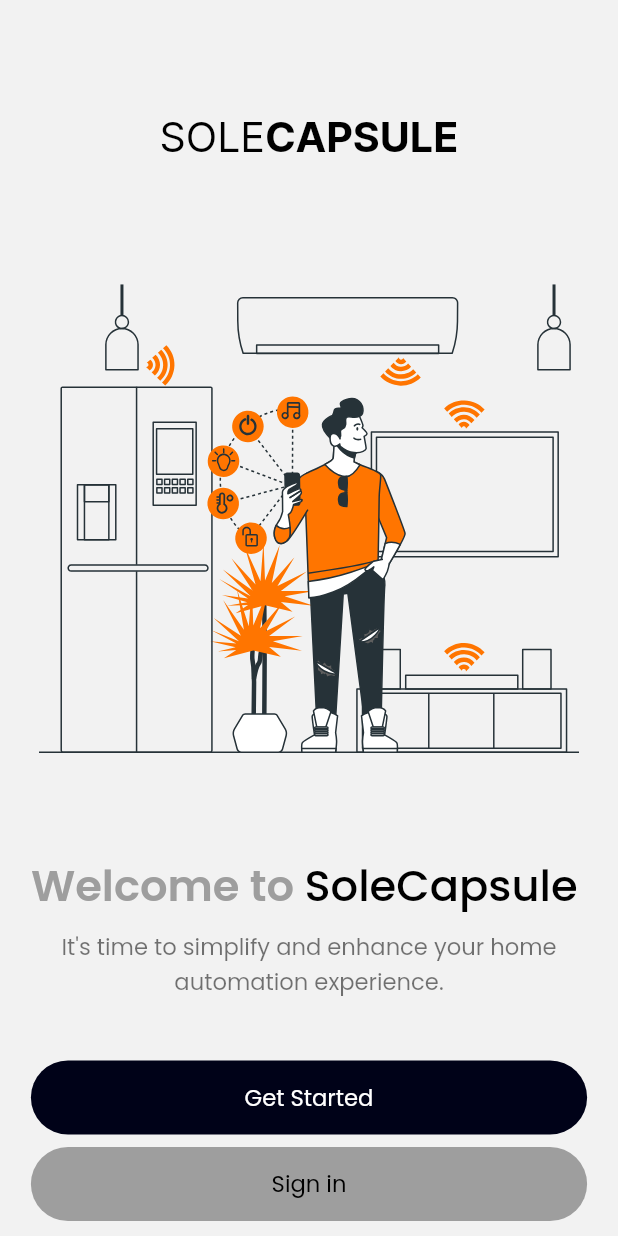
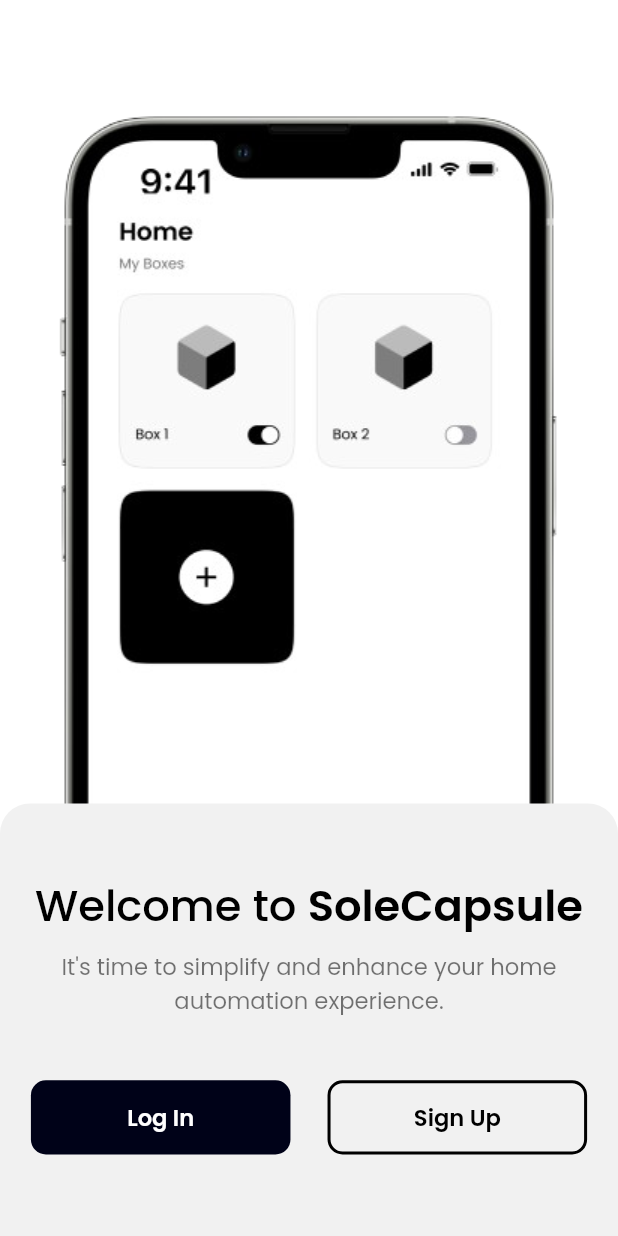
Before and after one commit to mideunlocked/sole-capsule, a Flutter app: the WelcomeScreen screen opened by its route, on a phone screen of 412 x 824 dp. Run offline on Flutter 3.47's test engine with Material 3 defaults, Android fonts, the phone set to English and light mode, and no system bars; our stand-ins replace carousel_slider, cloud_firestore, firebase_auth, firebase_core, firebase_messaging, firebase_storage and 18 more; missing offline and left inert: encrypt, firebase_app_check, flutter_stripe, remove_bg, wifi_iot; accounts and stored records are empty; project files that could hold a hidden picture were left out.

Commit message:
new commit

```diff
--- a/lib/screens/onboarding_screens/welcome_screen.dart
+++ b/lib/screens/onboarding_screens/welcome_screen.dart
@@ -1,12 +1,10 @@
 import 'package:flutter/material.dart';
-import 'package:flutter_svg/flutter_svg.dart';
 import 'package:sizer/sizer.dart';
+import 'package:sole_capsule/widgets/general_widgets/padded_screen_widget.dart';
 
-import '../../helpers/app_colors.dart';
-import '../../helpers/app_contants.dart';
-import '../../widgets/general_widgets/app_name.dart';
 import '../../widgets/general_widgets/custom_button.dart';
-import '../../widgets/general_widgets/padded_screen_widget.dart';
+import '../auth_screens/create_account_screen.dart';
+import '../auth_screens/login_screen.dart';
 
 class WelcomeScreen extends StatelessWidget {
   static const routeName = '/WelcomeScreen';
@@ -15,37 +13,49 @@
 
   @override
   Widget build(BuildContext context) {
-    var sizedBox = SizedBox(height: 5.h);
     var of = Theme.of(context);
     var textTheme = of.textTheme;
     var titleMedium = textTheme.titleMedium;
 
     return Scaffold(
-      body: PaddedScreenWidget(
+      backgroundColor: Colors.white,
+      body: Stack(
+        alignment: Alignment.bottomCenter,
+        children: [
+          SizedBox(
+            height: 100.h,
+            width: 100.w,
+            child: Image.asset(
+              'assets/images/onboarding/sole_frame.png',
+            ),
+          ),
+          Container(
+            width: 100.w,
+            height: 35.h,
+            decoration: const BoxDecoration(
+              color: Color(0xFFF1F1F1),
+              borderRadius: BorderRadius.vertical(
+                top: Radius.circular(20),
+              ),
+            ),
+            child: PaddedScreenWidget(
               child: Column(
+                mainAxisAlignment: MainAxisAlignment.center,
                 children: [
-            sizedBox,
-            AppName(
-              size: 20.sp,
-            ),
-            sizedBox,
-            sizedBox,
-            SvgPicture.asset(AppConstants.onboarding4),
-            sizedBox,
-            SizedBox(height: 3.h),
                   Row(
+                    mainAxisAlignment: MainAxisAlignment.center,
                     children: [
                       Text(
                         'Welcome to ',
                         style: titleMedium?.copyWith(
-                    color: AppColors.primary,
+                          fontWeight: FontWeight.w500,
+                          color: Colors.black,
                           fontSize: 21.sp,
                         ),
                       ),
                       Text(
                         'SoleCapsule',
                         style: titleMedium?.copyWith(
-                    fontWeight: FontWeight.w500,
                           color: Colors.black,
                           fontSize: 21.sp,
                         ),
@@ -60,24 +70,36 @@
                       color: Colors.black54,
                     ),
                   ),
-            sizedBox,
+                  SizedBox(height: 5.h),
+                  Row(
+                    mainAxisAlignment: MainAxisAlignment.spaceBetween,
+                    children: [
+                      CustomButton(
+                        onTap: () =>
+                            Navigator.pushNamed(context, LoginScreen.routeName),
+                        isBoxed: true,
+                        width: 42.w,
+                        label: 'Log In',
+                        fontBold: true,
+                      ),
                       CustomButton(
                         onTap: () => Navigator.pushNamed(
-                context,
-                '/CreateAccountScreen',
-              ),
-              label: 'Get Started',
-            ),
-            SizedBox(height: 1.h),
-            CustomButton(
-              onTap: () {
-                Navigator.pushNamed(context, '/LoginScreen');
-              },
-              label: 'Sign in',
-              color: AppColors.primary,
+                            context, CreateAccountScreen.routeName),
+                        isBoxed: true,
+                        width: 42.w,
+                        label: 'Sign Up',
+                        color: const Color(0xFFF1F1F1),
+                        isBordered: true,
+                        fontBold: true,
                       ),
                     ],
                   ),
+                  SizedBox(height: 5.h),
+                ],
+              ),
+            ),
+          ),
+        ],
       ),
     );
   }
--- a/lib/widgets/general_widgets/custom_button.dart
+++ b/lib/widgets/general_widgets/custom_button.dart
@@ -14,18 +14,26 @@
     this.isLoading = false,
     this.icon,
     this.customWidget,
+    this.isBoxed = false,
+    this.width,
+    this.isBordered,
+    this.fontBold,
   });
 
+  final bool? isBordered;
+  final bool? fontBold;
   final Widget? customWidget;
   final Function()? onTap;
   final bool isLoading;
   final IconData? icon;
   final String? label;
+  final bool? isBoxed;
   final Color color;
+  final double? width;
 
   @override
   Widget build(BuildContext context) {
-    var borderRadius = BorderRadius.circular(30);
+    var borderRadius = BorderRadius.circular(isBoxed != null ? 10 : 30);
     bool isNull = onTap == null;
 
     return Consumer<ThemeModeProvider>(
@@ -33,9 +41,12 @@
         bool isLightMode = tmPvr.isLight;
 
         return Container(
-          width: 100.w,
+          width: width ?? 100.w,
           height: 6.h,
           decoration: BoxDecoration(
+            border: isBordered == true
+                ? Border.all(color: Colors.black, width: 2)
+                : null,
             borderRadius: borderRadius,
             color: isLightMode
                 ? color.withOpacity(isNull ? 0.2 : 1)
@@ -78,10 +89,11 @@
                           Text(
                             label ?? '',
                             style: TextStyle(
-                              color: color == const Color(0xFF000218)
-                                  ? Colors.white
-                                  : null,
-                            ),
+                                color: color == const Color(0xFF000218)
+                                    ? Colors.white
+                                    : null,
+                                fontWeight:
+                                    fontBold == true ? FontWeight.w600 : null),
                           ),
                         ],
                       ),
```
Also changed, not shown: assets/images/onboarding/sole_frame.png (added). Lines whose indentation alone changed are shown as unchanged.
